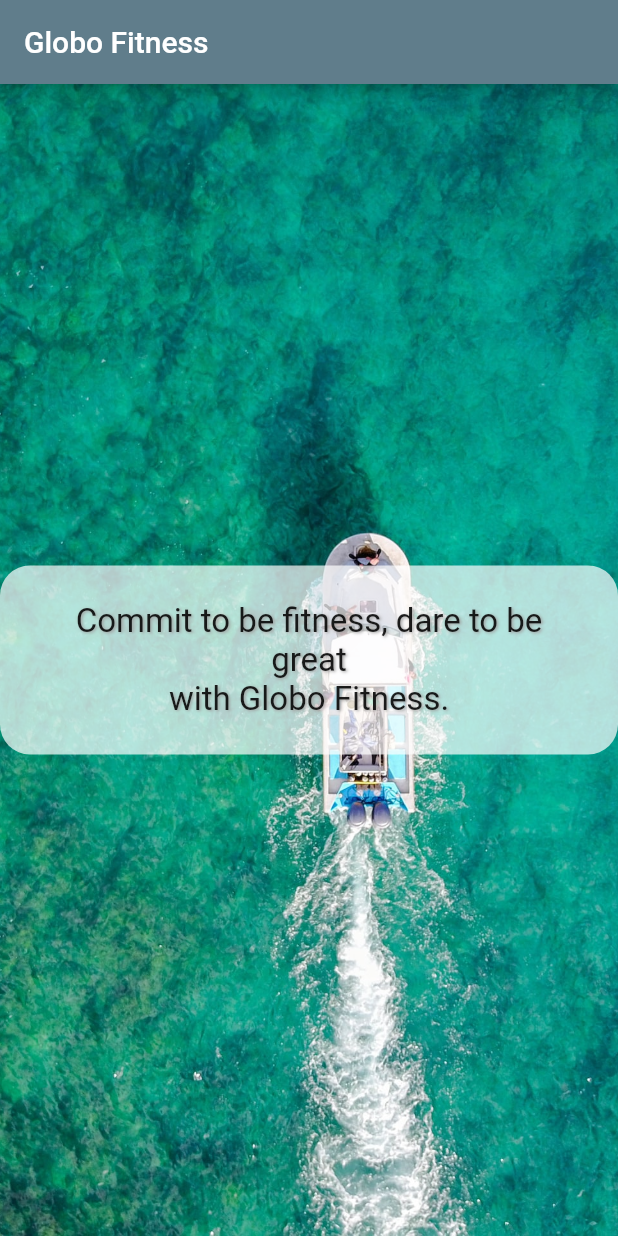
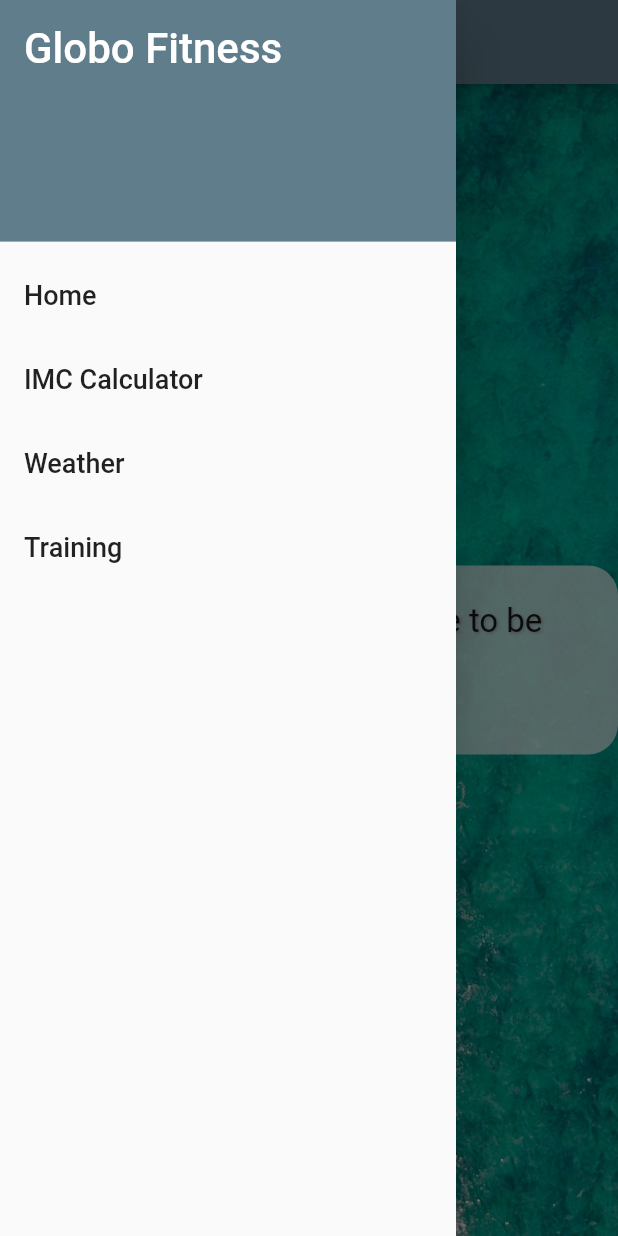
Before and after one commit to leowvazd/global_fitness, a Flutter app: the screen it shows after launch, with the side drawer open (before the commit the screen has no drawer), on a phone screen of 412 x 824 dp. Run offline on Flutter 3.47's test engine with Material 2 defaults, Android fonts, the phone set to English and light mode, and no system bars.

Commit message:
working on drawer and lists

```diff
--- a/lib/screens/intro_screen.dart
+++ b/lib/screens/intro_screen.dart
@@ -1,4 +1,5 @@
 import 'package:flutter/material.dart';
+import 'package:global_fitness/shared/menu_drawer.dart';
 
 class IntroScreen extends StatelessWidget {
   const IntroScreen({Key? key}) : super(key: key);
@@ -7,6 +8,7 @@ class IntroScreen extends StatelessWidget {
   Widget build(BuildContext context) {
     return Scaffold(
       appBar: AppBar(title: const Text('Globo Fitness')),
+      drawer: const MenuDrawer(),
       body: Container(
         decoration: const BoxDecoration(
           image: DecorationImage(
--- /dev/null
+++ b/lib/shared/menu_drawer.dart
@@ -0,0 +1,41 @@
+import 'package:flutter/material.dart';
+
+class MenuDrawer extends StatelessWidget {
+  const MenuDrawer({Key? key}) : super(key: key);
+
+  @override
+  Widget build(BuildContext context) {
+    return Drawer(
+      child: ListView(
+        children: buildMenuItems(context),
+      ),
+    );
+  }
+
+  List<Widget> buildMenuItems(BuildContext context) {
+    final List<String> menuTitles = [
+      'Home',
+      'IMC Calculator',
+      'Weather',
+      'Training',
+    ];
+
+    List<Widget> menuItems = [];
+
+    menuItems.add(const DrawerHeader(
+        decoration: BoxDecoration(color: Colors.blueGrey),
+        child: Text('Globo Fitness',
+            style: TextStyle(color: Colors.white, fontSize: 28))));
+
+    menuTitles.forEach((String element) {
+      menuItems.add(ListTile(
+        title: Text(
+          element,
+          style: const TextStyle(fontSize: 18),
+        ),
+        onTap: () {},
+      ));
+    });
+    return menuItems;
+  }
+}
```
